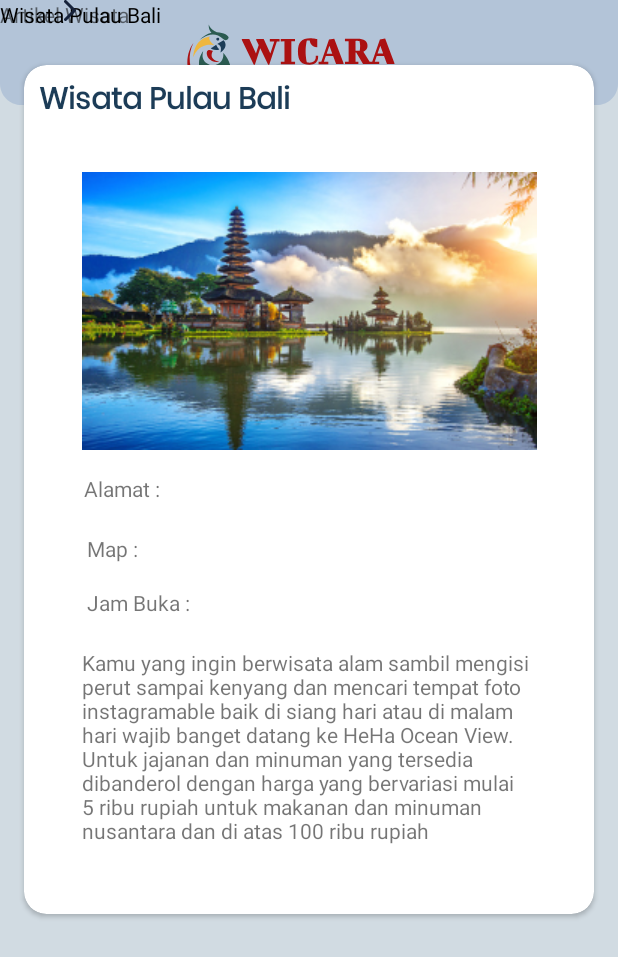
After one commit to faizul14/WICARA, an Android app: the layout activity_detail_artikel.xml on its own in the app's theme, with its tools: preview values and no code run, on a phone screen of 412 x 824 dp. The commit adds this screen. Shown: the top 957 px of the screen. Run offline under Robolectric (Android 15) with nearby library versions, the phone set to English and light mode, and no system bars.

Commit message:
try to add article detail view

```diff
--- /dev/null
+++ b/WICARA/app/src/main/res/layout/activity_detail_artikel.xml
@@ -0,0 +1,139 @@
+<?xml version="1.0" encoding="utf-8"?>
+<androidx.constraintlayout.widget.ConstraintLayout xmlns:android="http://schemas.android.com/apk/res/android"
+    xmlns:tools="http://schemas.android.com/tools"
+    android:layout_width="match_parent"
+    android:layout_height="match_parent"
+    xmlns:app="http://schemas.android.com/apk/res-auto"
+    android:scrollbars="none"
+    android:background="@drawable/bg_color">
+
+    <View
+        android:id="@+id/view5"
+        android:layout_width="match_parent"
+        android:layout_height="70dp"
+        android:background="@drawable/header_ic2"
+        app:layout_constraintEnd_toEndOf="parent"
+        app:layout_constraintHorizontal_bias="0.0"
+        app:layout_constraintStart_toStartOf="parent"
+        app:layout_constraintTop_toTopOf="parent" />
+
+    <TextView
+        android:id="@+id/textView24"
+        android:layout_width="wrap_content"
+        android:layout_height="wrap_content"
+        android:text="@string/artikel_wisata"
+        tools:layout_editor_absoluteX="16dp"
+        tools:layout_editor_absoluteY="84dp"
+        tools:ignore="MissingConstraints" />
+
+    <TextView
+        android:id="@+id/textView25"
+        android:layout_width="wrap_content"
+        android:layout_height="wrap_content"
+        android:text="@string/wisata_pulau_bali"
+        android:textColor="@color/black"
+        tools:layout_editor_absoluteX="139dp"
+        tools:layout_editor_absoluteY="84dp"
+        tools:ignore="MissingConstraints" />
+
+    <ImageView
+        android:id="@+id/imageView9"
+        android:layout_width="wrap_content"
+        android:layout_height="wrap_content"
+        app:layout_constraintEnd_toStartOf="@+id/textView25"
+        app:layout_constraintHorizontal_bias="0.464"
+        app:layout_constraintStart_toEndOf="@+id/textView24"
+        app:srcCompat="@drawable/next_ic"
+        tools:layout_editor_absoluteY="89dp"
+        tools:ignore="MissingConstraints" />
+
+    <androidx.cardview.widget.CardView
+        android:layout_width="match_parent"
+        android:layout_height="wrap_content"
+        android:layout_marginStart="16dp"
+        android:layout_marginTop="24dp"
+        android:layout_marginEnd="16dp"
+        app:cardCornerRadius="15dp"
+        app:layout_constraintEnd_toEndOf="parent"
+        app:layout_constraintStart_toStartOf="parent"
+        app:layout_constraintTop_toBottomOf="@+id/textView25">
+
+        <androidx.constraintlayout.widget.ConstraintLayout
+            android:layout_width="match_parent"
+            android:layout_height="566dp"
+            tools:layout_editor_absoluteX="12dp"
+            tools:layout_editor_absoluteY="128dp">
+
+            <TextView
+                android:id="@+id/textView17"
+                android:layout_width="186dp"
+                android:layout_height="31dp"
+                android:layout_marginStart="8dp"
+                android:layout_marginTop="8dp"
+                android:fontFamily="@font/poppinsregular"
+                android:text="Wisata Pulau Bali"
+                android:textColor="@color/textcolor"
+                android:textSize="20sp"
+                android:textStyle="bold"
+                app:layout_constraintEnd_toEndOf="parent"
+                app:layout_constraintHorizontal_bias="0.009"
+                app:layout_constraintStart_toStartOf="parent"
+                app:layout_constraintTop_toTopOf="parent" />
+
+            <ImageView
+                android:id="@+id/imageView8"
+                android:layout_width="wrap_content"
+                android:layout_height="wrap_content"
+                android:layout_marginTop="32dp"
+                app:layout_constraintEnd_toEndOf="parent"
+                app:layout_constraintStart_toStartOf="parent"
+                app:layout_constraintTop_toBottomOf="@+id/textView17"
+                app:srcCompat="@drawable/ubudbali" />
+
+            <TextView
+                android:id="@+id/textView28"
+                android:layout_width="307dp"
+                android:layout_height="26dp"
+                android:layout_marginTop="16dp"
+                android:text=" Alamat :"
+                app:layout_constraintEnd_toEndOf="@+id/imageView8"
+                app:layout_constraintStart_toStartOf="@+id/imageView8"
+                app:layout_constraintTop_toBottomOf="@+id/imageView8" />
+
+            <TextView
+                android:id="@+id/textView29"
+                android:layout_width="307dp"
+                android:layout_height="26dp"
+                android:layout_marginTop="56dp"
+                android:text=" Map :"
+                app:layout_constraintEnd_toEndOf="@+id/imageView8"
+                app:layout_constraintHorizontal_bias="0.0"
+                app:layout_constraintStart_toStartOf="@+id/imageView8"
+                app:layout_constraintTop_toBottomOf="@+id/imageView8" />
+
+            <TextView
+                android:id="@+id/textView30"
+                android:layout_width="307dp"
+                android:layout_height="26dp"
+                android:layout_marginTop="92dp"
+                android:text=" Jam Buka :"
+                app:layout_constraintEnd_toEndOf="@+id/imageView8"
+                app:layout_constraintHorizontal_bias="0.0"
+                app:layout_constraintStart_toStartOf="@+id/imageView8"
+                app:layout_constraintTop_toBottomOf="@+id/imageView8" />
+
+            <TextView
+                android:id="@+id/textView31"
+                android:layout_width="307dp"
+                android:layout_height="133dp"
+                android:layout_marginTop="132dp"
+                android:text="Kamu yang ingin berwisata alam sambil mengisi perut sampai kenyang dan mencari tempat foto instagramable baik di siang hari atau di malam hari wajib banget datang ke HeHa Ocean View. Untuk jajanan dan minuman yang tersedia dibanderol dengan harga yang bervariasi mulai 5 ribu rupiah untuk makanan dan minuman nusantara dan di atas 100 ribu rupiah"
+                app:layout_constraintEnd_toEndOf="@+id/imageView8"
+                app:layout_constraintHorizontal_bias="0.0"
+                app:layout_constraintStart_toStartOf="@+id/imageView8"
+                app:layout_constraintTop_toBottomOf="@+id/imageView8" />
+
+
+        </androidx.constraintlayout.widget.ConstraintLayout>
+    </androidx.cardview.widget.CardView>
+</androidx.constraintlayout.widget.ConstraintLayout>
--- a/WICARA/app/src/main/res/layout/activity_vidio.xml
+++ b/WICARA/app/src/main/res/layout/activity_vidio.xml
@@ -33,9 +33,10 @@
             <androidx.recyclerview.widget.RecyclerView
                 android:layout_width="match_parent"
                 android:layout_height="match_parent"
-                android:layout_marginBottom="16dp"
+                android:layout_marginBottom="24dp"
                 app:layout_constraintBottom_toBottomOf="parent"
                 app:layout_constraintEnd_toEndOf="parent"
+                app:layout_constraintHorizontal_bias="0.968"
                 app:layout_constraintStart_toStartOf="parent"
                 tools:listitem="@layout/card_vidio" />
 
--- a/WICARA/app/src/main/res/values/strings.xml
+++ b/WICARA/app/src/main/res/values/strings.xml
@@ -14,4 +14,6 @@
     <string name="tittle_user">User</string>
     <string name="tittle_setting">Setting</string>
     <string name="description_ex">Lorem ipsum dolor is amet, Lorem ipsum dolor is amet is a amet lorem ipsum dolor is amet lotrem</string>
+    <string name="artikel_wisata">Artikel Wisata</string>
+    <string name="wisata_pulau_bali">Wisata Pulau Bali</string>
 </resources>
```
